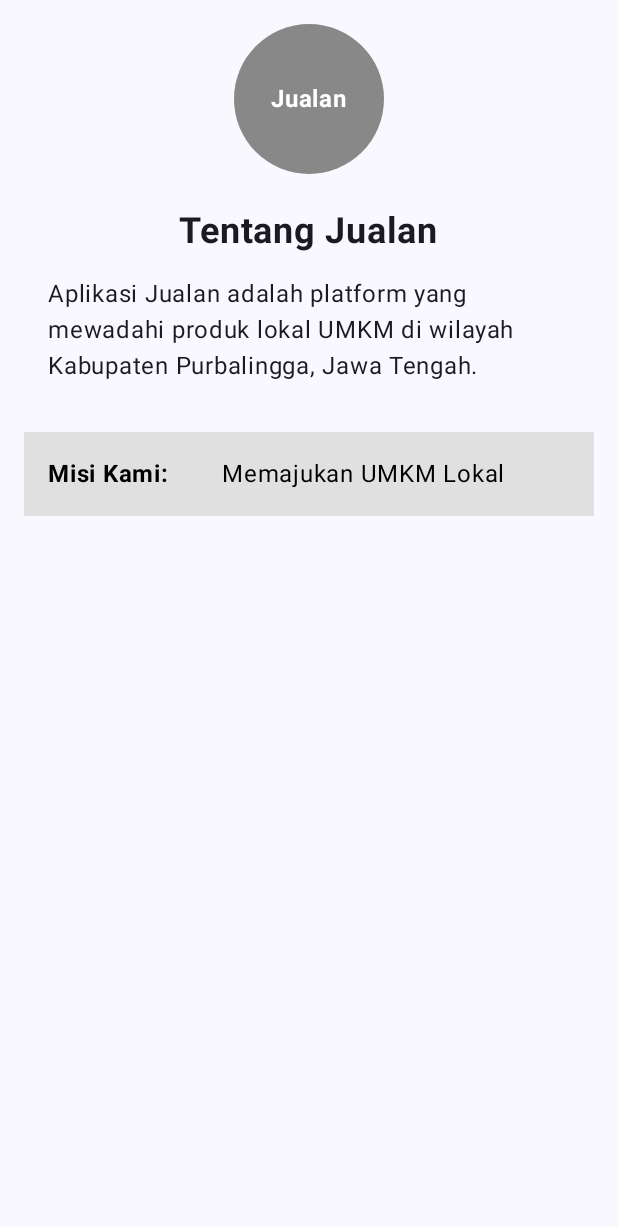
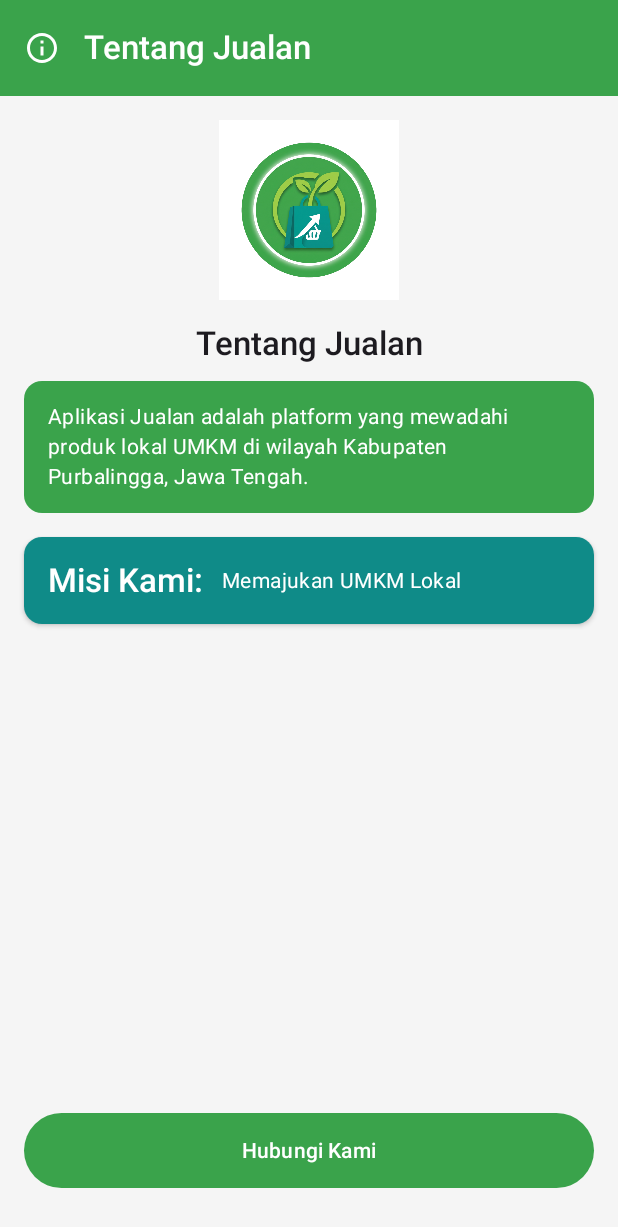
Before and after one commit to laksmi2005/H1D024078-PraktikumMobile-ShiftE-Kotlin, an Android app built with Jetpack Compose: the screen it shows after launch (MainActivity), on a phone screen of 412 x 824 dp. Shown: the top 1227 px of the screen. Run offline under Robolectric (Android 15) with nearby library versions, the phone set to English and light mode, and no system bars.

Commit message:
Tugas Pertemuan 2

```diff
--- a/app/build.gradle.kts
+++ b/app/build.gradle.kts
@@ -44,6 +44,8 @@ dependencies {
     implementation(libs.androidx.compose.ui.graphics)
     implementation(libs.androidx.compose.ui.tooling.preview)
     implementation(libs.androidx.compose.material3)
+    implementation(libs.androidx.navigation.runtime.ktx)
+    implementation(libs.androidx.navigation.compose)
     testImplementation(libs.junit)
     androidTestImplementation(libs.androidx.junit)
     androidTestImplementation(libs.androidx.espresso.core)
--- a/app/src/main/java/com/pemmob/putriisnainilaksitautami/MainActivity.kt
+++ b/app/src/main/java/com/pemmob/putriisnainilaksitautami/MainActivity.kt
@@ -4,28 +4,15 @@ import android.os.Bundle
 import androidx.activity.ComponentActivity
 import androidx.activity.compose.setContent
 import androidx.activity.enableEdgeToEdge
-import androidx.compose.foundation.background
-import androidx.compose.foundation.layout.Box
-import androidx.compose.foundation.layout.Column
-import androidx.compose.foundation.layout.Row
-import androidx.compose.foundation.layout.Spacer
 import androidx.compose.foundation.layout.fillMaxSize
-import androidx.compose.foundation.layout.fillMaxWidth
-import androidx.compose.foundation.layout.height
-import androidx.compose.foundation.layout.padding
-import androidx.compose.foundation.layout.size
-import androidx.compose.foundation.shape.CircleShape
-import androidx.compose.material3.Scaffold
-import androidx.compose.material3.Text
-import androidx.compose.runtime.Composable
-import androidx.compose.ui.Alignment
+import androidx.compose.material3.MaterialTheme
+import androidx.compose.material3.Surface
 import androidx.compose.ui.Modifier
-import androidx.compose.ui.draw.clip
-import androidx.compose.ui.graphics.Color
-import androidx.compose.ui.text.font.FontWeight
-import androidx.compose.ui.tooling.preview.Preview
-import androidx.compose.ui.unit.dp
-import androidx.compose.ui.unit.sp
+import androidx.navigation.compose.NavHost
+import androidx.navigation.compose.composable
+import androidx.navigation.compose.rememberNavController
+import com.pemmob.putriisnainilaksitautami.ui.screen.BasicInfoScreen
+import com.pemmob.putriisnainilaksitautami.ui.screen.HubungiKamiScreen
 import com.pemmob.putriisnainilaksitautami.ui.theme.PutriIsnainiLaksitaUtamiTheme
 
 class MainActivity : ComponentActivity() {
@@ -34,89 +21,23 @@ class MainActivity : ComponentActivity() {
         enableEdgeToEdge()
         setContent {
             PutriIsnainiLaksitaUtamiTheme {
-                Scaffold(modifier = Modifier.fillMaxSize()) { innerPadding ->
-                    LayoutTentangJualan(
-                        modifier = Modifier.padding(innerPadding)
-                    )
+                Surface(
+                    modifier = Modifier.fillMaxSize(),
+                    color = MaterialTheme.colorScheme.background
+                ) {
+                    val navController = rememberNavController()
+                    NavHost(navController = navController, startDestination = "basic_info") {
+                        composable(route = "basic_info") {
+                            BasicInfoScreen(
+                                onNavigateToContact = { navController.navigate("form_screen") }
+                            )
+                        }
+                        composable(route = "form_screen") {
+                            HubungiKamiScreen(navController = navController)
+                        }
+                    }
                 }
             }
         }
     }
 }
-
-@Composable
-fun Greeting(name: String, modifier: Modifier = Modifier) {
-    Text(
-        text = "Hello $name!",
-        modifier = modifier
-    )
-}
-
-@Composable
-fun LayoutTentangJualan(modifier: Modifier = Modifier) {
-    Column(
-        modifier = modifier
-            .fillMaxSize()
-            .padding(16.dp),
-        horizontalAlignment = Alignment.CenterHorizontally
-    ) {
-        Box(
-            modifier = Modifier
-                .size(100.dp)
-                .clip(CircleShape)
-                .background(Color.Gray),
-            contentAlignment = Alignment.Center
-        ) {
-            Text(
-                text = "Jualan",
-                color = Color.White,
-                fontWeight = FontWeight.Bold
-            )
-        }
-
-        Spacer(modifier = Modifier.height(24.dp))
-
-        Text(
-            text = "Tentang Jualan",
-            fontSize = 24.sp,
-            fontWeight = FontWeight.Bold
-        )
-
-        Spacer(modifier = Modifier.height(16.dp))
-
-        Text(
-            text = "Aplikasi Jualan adalah platform yang mewadahi produk lokal UMKM di wilayah Kabupaten Purbalingga, Jawa Tengah.",
-            fontSize = 16.sp,
-            modifier = Modifier.padding(horizontal = 16.dp)
-        )
-
-        Spacer(modifier = Modifier.height(32.dp))
-
-        Row(
-            modifier = Modifier
-                .fillMaxWidth()
-                .background(Color(0xFFE0E0E0))
-                .padding(16.dp)
-        ) {
-            Text(
-                text = "Misi Kami:",
-                color = Color.Black,
-                fontWeight = FontWeight.Bold,
-                modifier = Modifier.weight(1f)
-            )
-            Text(
-                text = "Memajukan UMKM Lokal",
-                color = Color.Black,
-                modifier = Modifier.weight(2f)
-            )
-        }
-    }
-}
-
-@Preview(showBackground = true)
-@Composable
-fun LayoutTentangJualanPreview() {
-    PutriIsnainiLaksitaUtamiTheme {
-        LayoutTentangJualan()
-    }
-}
--- /dev/null
+++ b/app/src/main/java/com/pemmob/putriisnainilaksitautami/ui/screen/BasicInfoScreen.kt
@@ -0,0 +1,132 @@
+package com.pemmob.putriisnainilaksitautami.ui.screen
+
+import androidx.compose.foundation.Image
+import androidx.compose.foundation.layout.Column
+import androidx.compose.foundation.layout.Row
+import androidx.compose.foundation.layout.Spacer
+import androidx.compose.foundation.layout.fillMaxSize
+import androidx.compose.foundation.layout.fillMaxWidth
+import androidx.compose.foundation.layout.height
+import androidx.compose.foundation.layout.padding
+import androidx.compose.foundation.layout.size
+import androidx.compose.material3.Button
+import androidx.compose.material3.Card
+import androidx.compose.material3.CardDefaults
+import androidx.compose.material3.ExperimentalMaterial3Api
+import androidx.compose.material3.Icon
+import androidx.compose.material3.IconButton
+import androidx.compose.material3.MaterialTheme
+import androidx.compose.material3.Scaffold
+import androidx.compose.material3.Text
+import androidx.compose.material3.TopAppBar
+import androidx.compose.material3.TopAppBarDefaults
+import androidx.compose.runtime.Composable
+import androidx.compose.ui.Alignment
+import androidx.compose.ui.Modifier
+import androidx.compose.ui.graphics.Color
+import androidx.compose.ui.res.painterResource
+import androidx.compose.ui.unit.dp
+import com.pemmob.putriisnainilaksitautami.R
+
+@OptIn(ExperimentalMaterial3Api::class)
+@Composable
+fun BasicInfoScreen(onNavigateToContact: () -> Unit) {
+    Scaffold(
+        topBar = {
+            TopAppBar(
+                title = { Text("Tentang Jualan") },
+                colors = TopAppBarDefaults.topAppBarColors(
+                    containerColor = MaterialTheme.colorScheme.primary,
+                    titleContentColor = MaterialTheme.colorScheme.onPrimary,
+                    navigationIconContentColor = MaterialTheme.colorScheme.onPrimary
+                ),
+                navigationIcon = {
+                    IconButton(onClick = {}) {
+                        Icon(
+                            painter = painterResource(id = R.drawable.info_icon),
+                            contentDescription = "Info Icon"
+                        )
+                    }
+                }
+            )
+        }
+    ) { paddingValues ->
+        Column(
+            modifier = Modifier
+                .fillMaxSize()
+                .padding(paddingValues)
+                .padding(16.dp),
+            horizontalAlignment = Alignment.CenterHorizontally
+        ) {
+            Image(
+                painter = painterResource(id = R.drawable.icon_app_jualan),
+                contentDescription = "Logo Aplikasi",
+                modifier = Modifier.size(120.dp)
+            )
+
+            Spacer(modifier = Modifier.height(16.dp))
+
+            Text(
+                text = "Tentang Jualan",
+                style = MaterialTheme.typography.titleLarge
+            )
+
+            Spacer(modifier = Modifier.height(12.dp))
+
+            Card(
+                modifier = Modifier.fillMaxWidth(),
+                colors = CardDefaults.cardColors(
+                    containerColor = MaterialTheme.colorScheme.primary,
+                    contentColor = MaterialTheme.colorScheme.onPrimary
+                )
+            ) {
+                Text(
+                    text = "Aplikasi Jualan adalah platform yang mewadahi produk lokal UMKM di wilayah Kabupaten Purbalingga, Jawa Tengah.",
+                    style = MaterialTheme.typography.bodyMedium,
+                    modifier = Modifier.padding(16.dp)
+                )
+            }
+
+            Spacer(modifier = Modifier.height(16.dp))
+
+            Card(
+                modifier = Modifier.fillMaxWidth(),
+                elevation = CardDefaults.cardElevation(defaultElevation = 2.dp),
+                colors = CardDefaults.cardColors(
+                    containerColor = MaterialTheme.colorScheme.tertiary,
+                    contentColor = MaterialTheme.colorScheme.onTertiary
+                )
+            ) {
+                Row(
+                    modifier = Modifier.padding(16.dp),
+                    verticalAlignment = Alignment.CenterVertically
+                ) {
+                    Text(
+                        text = "Misi Kami:",
+                        style = MaterialTheme.typography.titleLarge,
+                        color = Color.White,
+                        modifier = Modifier.weight(1f)
+                    )
+                    Text(
+                        text = "Memajukan UMKM Lokal",
+                        style = MaterialTheme.typography.bodyMedium,
+                        modifier = Modifier.weight(2f)
+                    )
+                }
+            }
+
+            Spacer(modifier = Modifier.weight(1f))
+
+            Button(
+                onClick = onNavigateToContact,
+                modifier = Modifier
+                    .fillMaxWidth()
+                    .height(50.dp)
+            ) {
+                Text("Hubungi Kami", style = MaterialTheme.typography.labelLarge)
+            }
+
+            Spacer(modifier = Modifier.height(16.dp))
+        }
+    }
+}
--- a/app/src/main/java/com/pemmob/putriisnainilaksitautami/ui/theme/Color.kt
+++ b/app/src/main/java/com/pemmob/putriisnainilaksitautami/ui/theme/Color.kt
@@ -2,10 +2,8 @@ package com.pemmob.putriisnainilaksitautami.ui.theme
 
 import androidx.compose.ui.graphics.Color
 
-val Purple80 = Color(0xFFD0BCFF)
-val PurpleGrey80 = Color(0xFFCCC2DC)
-val Pink80 = Color(0xFFEFB8C8)
-
-val Purple40 = Color(0xFF6650a4)
-val PurpleGrey40 = Color(0xFF625b71)
-val Pink40 = Color(0xFF7D5260)
+val Primary = Color(0xFF3AA34B)
+val PrimaryVariant = Color(0xFF0F8B88)
+val Secondary = Color(0xFF76BA43)
+val Background = Color(0xFFF5F5F5)
+val Surface = Color(0xFFFFFFFF)
--- a/app/src/main/java/com/pemmob/putriisnainilaksitautami/ui/theme/Theme.kt
+++ b/app/src/main/java/com/pemmob/putriisnainilaksitautami/ui/theme/Theme.kt
@@ -8,24 +8,39 @@ import androidx.compose.material3.dynamicDarkColorScheme
 import androidx.compose.material3.dynamicLightColorScheme
 import androidx.compose.material3.lightColorScheme
 import androidx.compose.runtime.Composable
+import androidx.compose.ui.graphics.Color
 import androidx.compose.ui.platform.LocalContext
 
 private val DarkColorScheme = darkColorScheme(
-    primary = Purple80,
-    secondary = PurpleGrey80,
-    tertiary = Pink80
+    primary = Primary,
+    onPrimary = Color.White,
+    secondary = Secondary,
+    onSecondary = Color.White,
+    tertiary = PrimaryVariant,
+    onTertiary = Color.White,
+    background = Color(0xFF121212),
+    surface = Color(0xFF1E1E1E),
+    onBackground = Color.White,
+    onSurface = Color.White,
+    surfaceVariant = Color(0xFF2D2D2D),
+    onSurfaceVariant = Color(0xFFE0E0E0)
 )
 
 private val LightColorScheme = lightColorScheme(
-    primary = Purple40,
-    secondary = PurpleGrey40,
-    tertiary = Pink40
+    primary = Primary,
+    onPrimary = Color.White,
+    secondary = Secondary,
+    onSecondary = Color.White,
+    tertiary = PrimaryVariant,
+    onTertiary = Color.White,
+    background = Background,
+    surface = Surface
 )
 
 @Composable
 fun PutriIsnainiLaksitaUtamiTheme(
     darkTheme: Boolean = isSystemInDarkTheme(),
-    dynamicColor: Boolean = true,
+    dynamicColor: Boolean = false,
     content: @Composable () -> Unit
 ) {
     val colorScheme = when {
--- a/app/src/main/java/com/pemmob/putriisnainilaksitautami/ui/theme/Type.kt
+++ b/app/src/main/java/com/pemmob/putriisnainilaksitautami/ui/theme/Type.kt
@@ -7,11 +7,39 @@ import androidx.compose.ui.text.font.FontWeight
 import androidx.compose.ui.unit.sp
 
 val Typography = Typography(
+    headlineMedium = TextStyle(
+        fontFamily = FontFamily.SansSerif,
+        fontWeight = FontWeight.Bold,
+        fontSize = 28.sp,
+        lineHeight = 36.sp,
+        letterSpacing = (-0.5).sp
+    ),
+    titleLarge = TextStyle(
+        fontFamily = FontFamily.SansSerif,
+        fontWeight = FontWeight.SemiBold,
+        fontSize = 22.sp,
+        lineHeight = 28.sp,
+        letterSpacing = 0.sp
+    ),
     bodyLarge = TextStyle(
-        fontFamily = FontFamily.Default,
+        fontFamily = FontFamily.SansSerif,
         fontWeight = FontWeight.Normal,
         fontSize = 16.sp,
         lineHeight = 24.sp,
         letterSpacing = 0.5.sp
+    ),
+    bodyMedium = TextStyle(
+        fontFamily = FontFamily.SansSerif,
+        fontWeight = FontWeight.Normal,
+        fontSize = 14.sp,
+        lineHeight = 20.sp,
+        letterSpacing = 0.25.sp
+    ),
+    labelLarge = TextStyle(
+        fontFamily = FontFamily.SansSerif,
+        fontWeight = FontWeight.Medium,
+        fontSize = 14.sp,
+        lineHeight = 20.sp,
+        letterSpacing = 0.1.sp
     )
 )
--- /dev/null
+++ b/app/src/main/res/drawable/info_icon.xml
@@ -0,0 +1,9 @@
+<vector xmlns:android="http://schemas.android.com/apk/res/android"
+    android:width="24dp"
+    android:height="24dp"
+    android:viewportWidth="24"
+    android:viewportHeight="24">
+    <path
+        android:fillColor="#FF1F1F1F"
+        android:pathData="M11,7h2v2h-2zM11,11h2v6h-2zM12,2C6.48,2 2,6.48 2,12s4.48,10 10,10 10,-4.48 10,-10S17.52,2 12,2zM12,20c-4.41,0 -8,-3.59 -8,-8s3.59,-8 8,-8 8,3.59 8,8 -3.59,8 -8,8z" />
+</vector>
--- a/gradle/libs.versions.toml
+++ b/gradle/libs.versions.toml
@@ -8,6 +8,7 @@ lifecycleRuntimeKtx = "2.6.1"
 activityCompose = "1.8.0"
 kotlin = "2.2.10"
 composeBom = "2026.02.01"
+navigationCompose = "2.8.9"
 
 [libraries]
 androidx-core-ktx = { group = "androidx.core", name = "core-ktx", version.ref = "coreKtx" }
@@ -24,6 +25,8 @@ androidx-compose-ui-tooling-preview = { group = "androidx.compose.ui", name = "u
 androidx-compose-ui-test-manifest = { group = "androidx.compose.ui", name = "ui-test-manifest" }
 androidx-compose-ui-test-junit4 = { group = "androidx.compose.ui", name = "ui-test-junit4" }
 androidx-compose-material3 = { group = "androidx.compose.material3", name = "material3" }
+androidx-navigation-runtime-ktx = { group = "androidx.navigation", name = "navigation-runtime-ktx", version.ref = "navigationCompose" }
+androidx-navigation-compose = { group = "androidx.navigation", name = "navigation-compose", version.ref = "navigationCompose" }
 
 [plugins]
 android-application = { id = "com.android.application", version.ref = "agp" }
```
Also changed, not shown: app/src/main/java/com/pemmob/putriisnainilaksitautami/ui/screen/HubungiKamiScreen.kt (added, +135 -0 lines), app/src/main/res/drawable/back_icon.xml (added, +9 -0 lines), app/src/main/res/drawable/mail_icon.xml (added, +9 -0 lines), app/src/main/res/drawable/send_icon.xml (added, +9 -0 lines), 5 other files.
